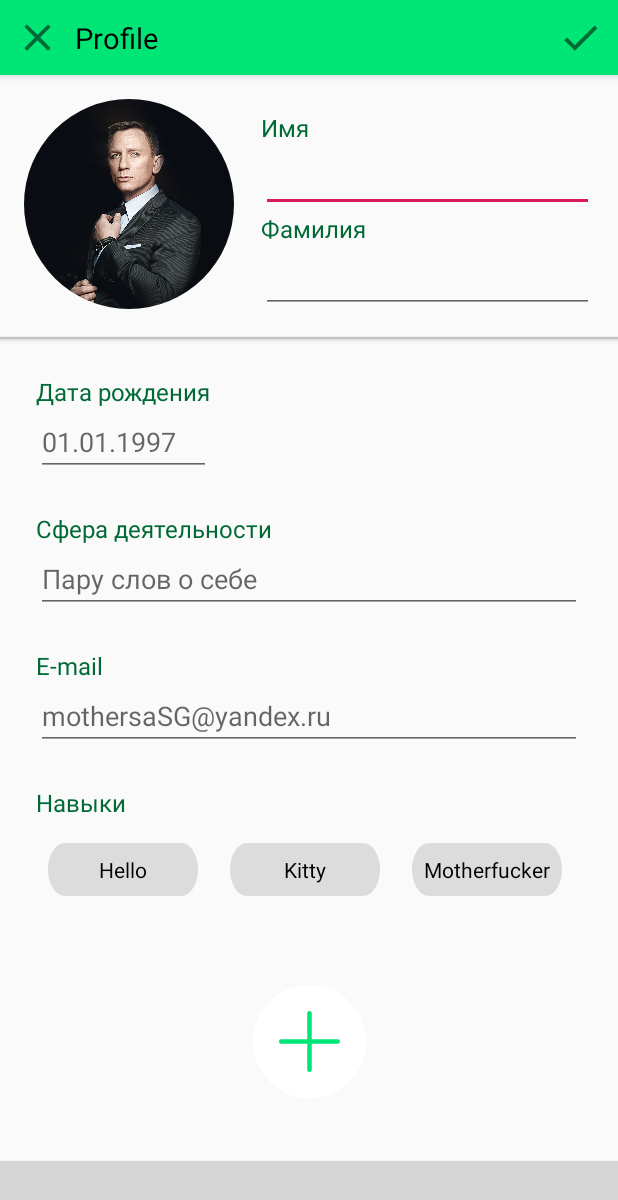
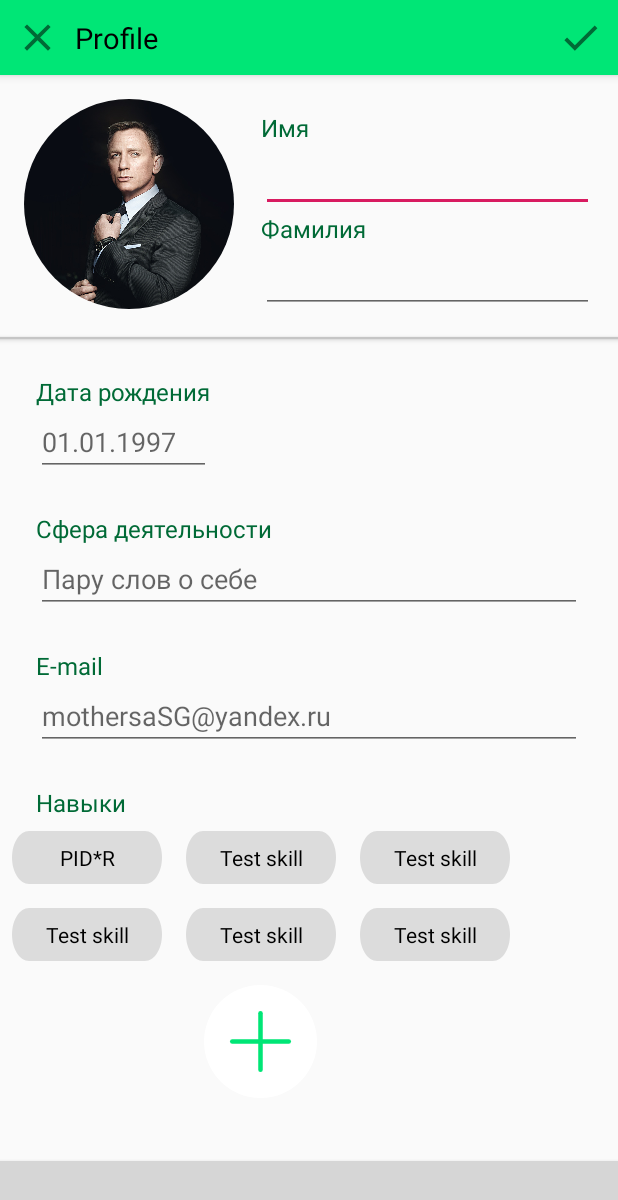
Before and after one commit to BOOMeranGG/VKHack, an Android app: the MainActivity screen opened directly, with no data from a screen before it, on a phone screen of 412 x 824 dp. Shown: the top 1200 px of the screen. Run offline under Robolectric (Android 15) with nearby library versions, the phone set to English and light mode, and no system bars; our stand-ins replace CircleImageView; plain views replace BottomNavigationViewEx; 8 statements that could not run were skipped; grey boxes are pictures that could not be loaded.

Commit message:
End profile

```diff
--- a/app/src/main/java/com/orange_infinity/vkhack/MainActivity.java
+++ b/app/src/main/java/com/orange_infinity/vkhack/MainActivity.java
@@ -1,14 +1,8 @@
 package com.orange_infinity.vkhack;
 
 import android.os.Bundle;
-import android.view.LayoutInflater;
-import android.view.View;
-import android.view.ViewGroup;
+import android.widget.LinearLayout;
 import android.widget.TextView;
-
-import androidx.annotation.NonNull;
-import androidx.recyclerview.widget.GridLayoutManager;
-import androidx.recyclerview.widget.RecyclerView;
 
 import com.orange_infinity.vkhack.ui.activities.BaseActivity;
 
@@ -18,9 +12,6 @@ import java.util.List;
 public class MainActivity extends BaseActivity {
 
     private List<String> skills = new ArrayList<>();
-    private SkillHolder skillHolder;
-    private SkillAdapter skillAdapter;
-    private RecyclerView skillRecycler;
 
     public MainActivity() {
         super(0);
@@ -39,62 +30,8 @@ public class MainActivity extends BaseActivity {
         skills.add("mamaamakriminak");
         skills.add("255");
 
-        setUpRecycler();
-    }
-
-    private void setUpRecycler() {
-        skillAdapter = new SkillAdapter(skills);
-        skillRecycler = findViewById(R.id.recyclerSkills);
-        skillRecycler.setLayoutManager(new GridLayoutManager(this, 3));
-        skillRecycler.setAdapter(skillAdapter);
-    }
-
-    private void updateUi() {
-        skillAdapter.skills = skills;
-        skillAdapter.notifyDataSetChanged();
-    }
-
-    private class SkillHolder extends RecyclerView.ViewHolder {
-
-        private View skillView;
-
-        SkillHolder(View skillView) {
-            super(skillView);
-            this.skillView = skillView;
-        }
-
-        private void bindView(String skill) {
-            TextView tvSkill = skillView.findViewById(R.id.tvSkill);
-            tvSkill.setText(skill);
-        }
-    }
-
-    private class SkillAdapter extends RecyclerView.Adapter<SkillHolder>{
-
-        private List<String> skills;
-
-        SkillAdapter(List<String> skills) {
-            this.skills = skills;
-        }
-
-        @NonNull
-        @Override
-        public SkillHolder onCreateViewHolder(@NonNull ViewGroup parent, int viewType) {
-            LayoutInflater layoutInflater = LayoutInflater.from(MainActivity.this);
-            View view = layoutInflater.inflate(R.layout.skill_list , parent, false);
-
-            return new SkillHolder(view);
-        }
-
-        @Override
-        public void onBindViewHolder(@NonNull SkillHolder holder, int position) {
-            String skill = skills.get(position);
-            holder.bindView(skill);
-        }
-
-        @Override
-        public int getItemCount() {
-            return skills.size();
-        }
+        LinearLayout linearLayout = findViewById(R.id.skill1);
+        TextView tv1 = linearLayout.findViewById(R.id.tvSkill);
+        tv1.setText("PID*R");
     }
 }
--- a/app/src/main/res/layout/activity_main.xml
+++ b/app/src/main/res/layout/activity_main.xml
@@ -210,30 +210,66 @@
 
             </androidx.constraintlayout.widget.ConstraintLayout>
 
-            <androidx.recyclerview.widget.RecyclerView
-                android:id="@+id/recyclerSkills"
-                android:layout_width="match_parent"
+            <LinearLayout
+                android:id="@+id/skillsLayout"
+                android:layout_width="wrap_content"
                 android:layout_height="wrap_content"
-                android:layout_marginTop="8dp"
-                android:layout_marginBottom="8dp"
-                android:layout_marginStart="24dp"
-                android:layout_marginEnd="24dp"
                 app:layout_constraintTop_toBottomOf="@id/additionalInfoLayout"
                 app:layout_constraintStart_toStartOf="parent"
-                app:layout_constraintEnd_toEndOf="parent">
+                android:paddingBottom="100dp"
+                android:orientation="vertical">
 
+                <LinearLayout
+                    android:layout_width="wrap_content"
+                    android:layout_height="wrap_content"
+                    android:orientation="horizontal">
 
-            </androidx.recyclerview.widget.RecyclerView>
+                    <include
+                        android:id="@+id/skill1"
+                        layout="@layout/skill_list" />
+
+                    <include
+                        android:id="@+id/skill2"
+                        layout="@layout/skill_list" />
+
+                    <include
+                        android:id="@+id/skill3"
+                        layout="@layout/skill_list" />
+
+                </LinearLayout>
+
+                <LinearLayout
+                    android:layout_width="wrap_content"
+                    android:layout_height="wrap_content"
+                    android:orientation="horizontal">
+
+                    <include
+                        android:id="@+id/skill4"
+                        layout="@layout/skill_list" />
+
+                    <include
+                        android:id="@+id/skill5"
+                        layout="@layout/skill_list" />
+
+                    <include
+                        android:id="@+id/skill6"
+                        layout="@layout/skill_list" />
+
+                </LinearLayout>
 
                 <ImageView
                     android:id="@+id/btnPlusSkill"
                     android:layout_width="75dp"
                     android:layout_height="75dp"
-                app:layout_constraintTop_toBottomOf="@id/recyclerSkills"
+                    android:layout_marginTop="8dp"
+                    app:layout_constraintTop_toBottomOf="@id/skillsLayout"
                     app:layout_constraintStart_toStartOf="parent"
                     app:layout_constraintEnd_toEndOf="parent"
+                    android:layout_gravity="center"
                     android:layout_marginBottom="16dp"
                     android:src="@drawable/icon_plus_skill"/>
+
+            </LinearLayout>
 
         </androidx.constraintlayout.widget.ConstraintLayout>
 
--- a/app/src/main/res/layout/skill_list.xml
+++ b/app/src/main/res/layout/skill_list.xml
@@ -1,8 +1,9 @@
 <?xml version="1.0" encoding="utf-8"?>
 <LinearLayout xmlns:android="http://schemas.android.com/apk/res/android"
-    android:layout_width="match_parent"
-    android:layout_height="match_parent"
+    android:layout_width="wrap_content"
+    android:layout_height="wrap_content"
     xmlns:app="http://schemas.android.com/apk/res-auto"
+    android:layout_margin="8dp"
     android:orientation="vertical">
 
     <androidx.constraintlayout.widget.ConstraintLayout
@@ -11,7 +12,6 @@
 
         <View
             android:id="@+id/surface"
-            android:layout_margin="8dp"
             android:layout_width="100dp"
             android:layout_height="35dp"
             app:layout_constraintTop_toTopOf="parent"
```
Lines whose indentation alone changed are shown as unchanged.
